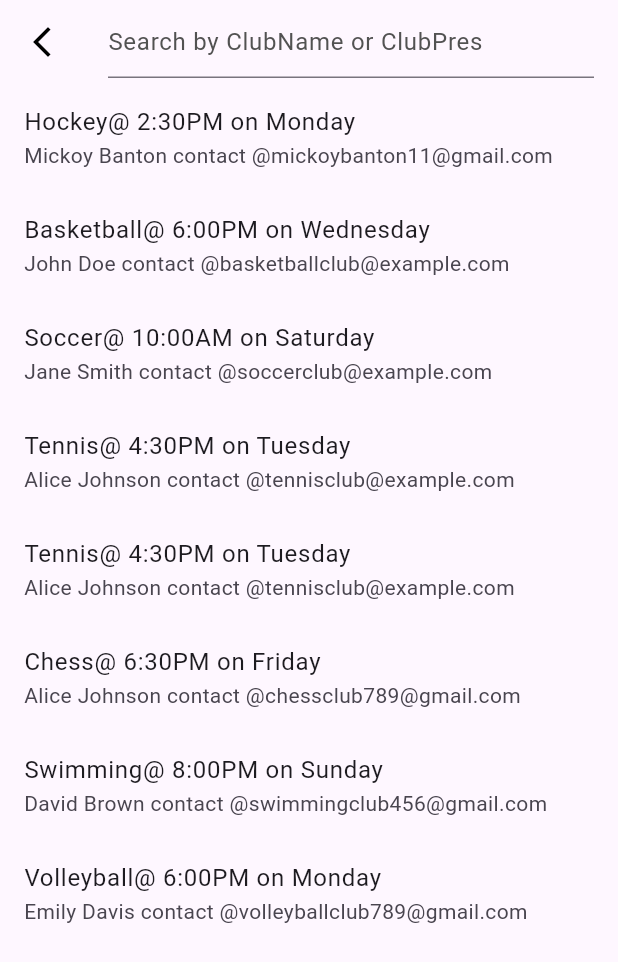
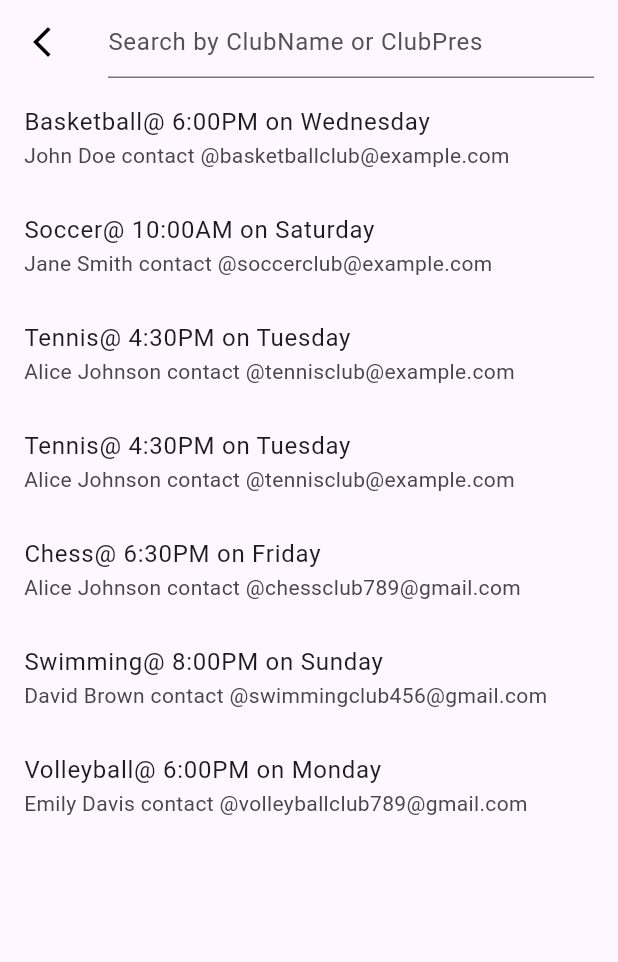
Before and after one commit to kkbrown123/Demo2171, a Flutter app: the ClubSearch screen opened directly with empty values, on a phone screen of 412 x 824 dp. Shown: the top 962 px of the screen. Run offline on Flutter 3.47's test engine with Material 3 defaults, Android fonts, the phone set to English and light mode, and no system bars.

Commit message:
removed data

```diff
--- a/lib/information.dart
+++ b/lib/information.dart
@@ -6,15 +6,7 @@ import 'package:flutter/material.dart';
 
 class InformationPage {
   List<dynamic> lst = [
-    {
-      "ClubName": "Hockey",
-      "SocialMedia": "https://www.linkedin.com/in/mickoy-banton-29259a186?lipi=urn%3Ali%3Apage%3Ad_flagship3_profile_view_base_contact_details%3BG6GDYlu9Si%2BAulSrqoXBmw%3D%3D",
-      "meetDay": "Monday",
-      "meetTime": "2:30PM",
-      "email": "mickoybanton11@gmail.com",
-      "phone": "+1 (876) 869-1787",
-      "ClubPres": "Mickoy Banton"
-    },
+
     {
       "ClubName": "Basketball",
       "SocialMedia": "https://www.example.com/basketball",
```
